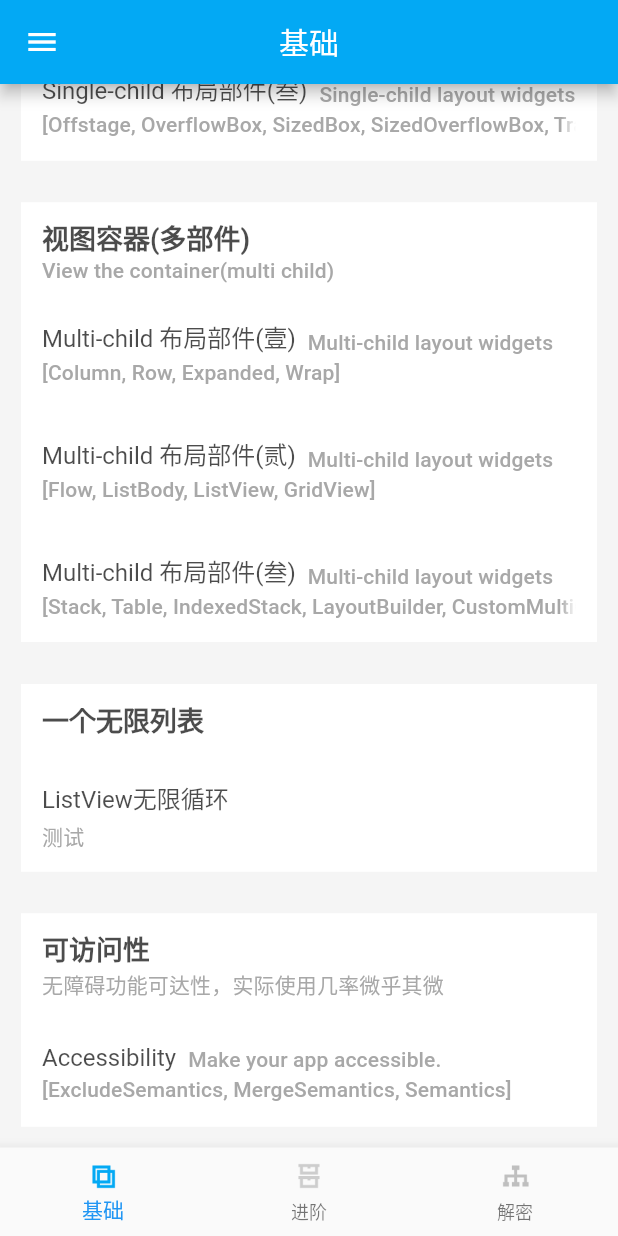
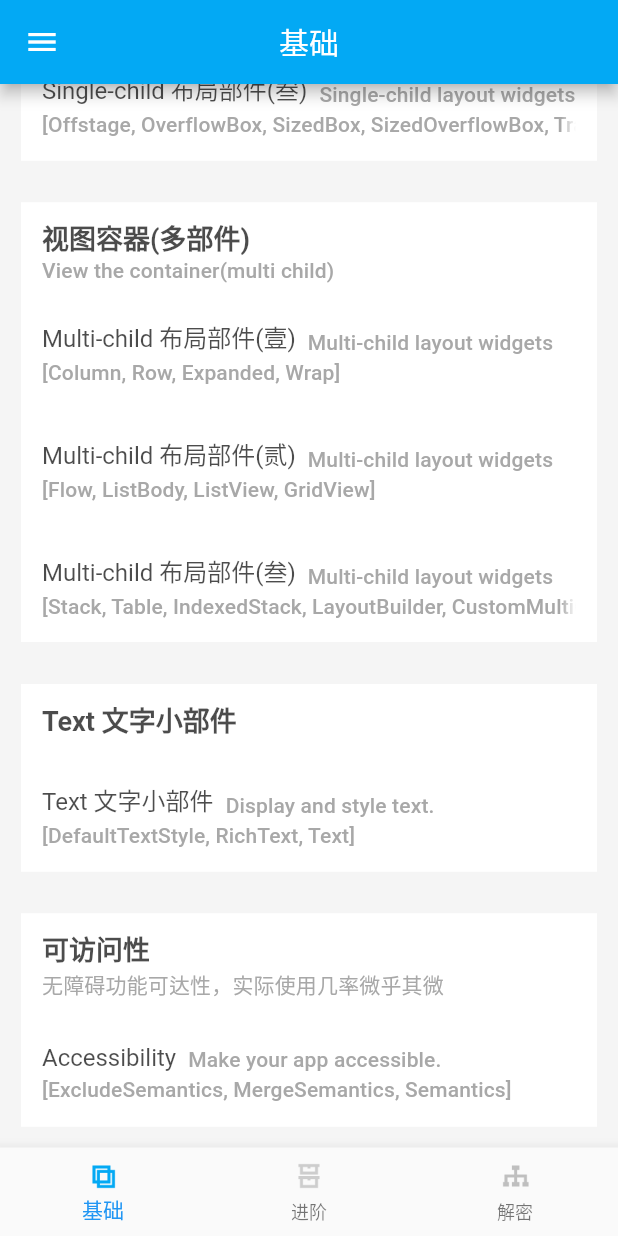
Before and after one commit to WitheredSkull/Flutter_Widget, a Flutter app: the screen it shows after launch, scrolled down 256 dp, on a phone screen of 412 x 824 dp. Run offline on Flutter 3.47's test engine with Material 2 defaults, Android fonts, the light colour scheme and no system bars.

Commit message:
就改了一个DefaultStyleText，一股子挫败感，修复flutter时间太长

```diff
--- a/lib/presenter/BasicsPresenter.dart
+++ b/lib/presenter/BasicsPresenter.dart
@@ -8,6 +8,7 @@ class BasicsPresenter {
   List<ItemViewExplainBean> singleLayoutData = [];
   List<ItemViewExplainBean> multiLayoutData = [];
   List<ItemViewExplainBean> accessibilityData = [];
+  List<ItemViewExplainBean> textData = [];
 
   BasicsPresenter() {
     _initItemData();
@@ -15,7 +16,12 @@ class BasicsPresenter {
 
   _initItemData() {
     _setLayout();
+    _setText();
     _setAccessibility();
+  }
+
+  _setText(){
+    textData.add(ItemViewExplainBean("Text 文字小部件", "Display and style text.", WidgetData.Text.toString(), ""));
   }
 
   _setLayout() {
--- /dev/null
+++ b/lib/view/basics/text/Text.dart
@@ -0,0 +1,50 @@
+import 'package:flutter/material.dart';
+import 'package:flutter_widget/model/bean/ItemViewExplainBean.dart';
+import 'package:flutter_widget/view/base/BaseCodeState.dart';
+import 'package:flutter_widget/view/widget/custom/Explan.dart';
+import 'package:flutter_widget/application/app.dart' as APP;
+import 'package:flutter_widget/view/widget/custom/ItemName.dart';
+import 'package:flutter_widget/view/widget/text/TextWidget.dart';
+
+///这个东西是用来辅助障碍人士的
+class TextView extends StatefulWidget {
+  ItemViewExplainBean data;
+
+  TextView(this.data);
+
+  @override
+  State<StatefulWidget> createState() {
+    return TextState();
+  }
+}
+
+class TextState extends BaseCodeState<TextView> {
+  @override
+  Widget body() {
+    return SingleChildScrollView(
+        child: Column(
+      crossAxisAlignment: CrossAxisAlignment.center,
+      mainAxisSize: MainAxisSize.min,
+      children: <Widget>[
+        Explan(
+          widget.data.title,
+          marginTop: APP.AssetsSize.SIZE_DEFAULT_PADDING,
+          children: <Widget>[
+            Text(widget.data.subtitle),
+            Text(widget.data.explain)
+          ],
+        ),
+        ItemName("DefaultTextStyle"),
+        TextWidget(),
+      ],
+    ));
+  }
+
+  @override
+  void initData() {}
+
+  @override
+  String title() {
+    return widget.data.title;
+  }
+}
--- a/lib/view/home/Basics.dart
+++ b/lib/view/home/Basics.dart
@@ -13,6 +13,7 @@ import 'package:flutter_widget/view/list/InfiniteList.dart';
 import 'package:flutter_widget/view/widget/custom/Item.dart';
 import 'package:flutter_widget/view/widget/custom/Rectangle.dart';
 import 'package:flutter_widget/application/app.dart' as APP;
+import 'package:flutter_widget/view/basics/text/Text.dart' as textView;
 
 class BasicsPage extends StatefulWidget {
   @override
@@ -35,7 +36,7 @@ class BasicsState extends State<BasicsPage> {
   Widget build(BuildContext context) {
     return SingleChildScrollView(
       child: Column(
-        children: <Widget>[...?_getLayout(), _getAccessibility()],
+        children: <Widget>[...?_getLayout(),_getText(), _getAccessibility()],
       ),
     );
   }
@@ -46,6 +47,27 @@ class BasicsState extends State<BasicsPage> {
       }));
 
   getNewData() => "随机数${Random().nextInt(100)}";
+
+  Widget _getText(){
+    return RectangleContainer(
+      presenter.textData[0].title,
+      subtitle: presenter.textData[0].explain,
+      children: <Widget>[
+        ItemView(
+          presenter.textData[0].title,
+          beHindText: presenter.textData[0].behindTitle,
+          subtitle: presenter.textData[0].subtitle,
+          onTap: () {
+            Navigator.push(context, MaterialPageRoute(builder: (setting) {
+              return textView.TextView(
+                presenter.textData[0],
+              );
+            }));
+          },
+        ),
+      ],
+    );
+  }
 
   List<Widget> _getLayout() {
     return <Widget>[
@@ -131,14 +153,6 @@ class BasicsState extends State<BasicsPage> {
               },
             ),
           ]),
-      RectangleContainer(
-        "一个无限列表",
-        children: <Widget>[
-          ItemView("ListView无限循环", subtitle: "测试", onTap: () {
-            _startInfiniteListPage();
-          }),
-        ],
-      )
     ];
   }
 
```
Also changed, not shown: lib/view/widget/text/TextWidget.dart (added, +29 -0 lines).
